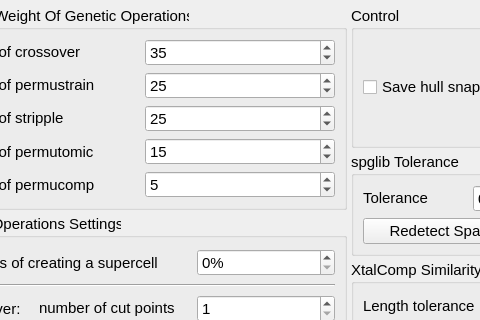
Qt form src/xtalopt/gui/tab_search.ui (xtalopt/XtalOpt) before a commit; both pictures show x 488 to 968 and y 0 to 320 of the 1082 by 620 pixel window.
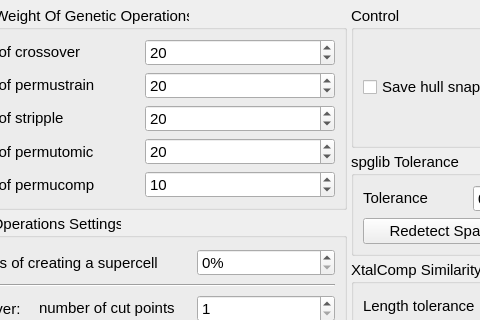
The same form after that commit.

```diff
--- a/src/xtalopt/gui/tab_search.ui
+++ b/src/xtalopt/gui/tab_search.ui
@@ -726,7 +726,7 @@
              <number>999</number>
             </property>
             <property name="value">
-             <number>5</number>
+             <number>10</number>
             </property>
            </widget>
           </item>
@@ -768,7 +768,7 @@
              <number>999</number>
             </property>
             <property name="value">
-             <number>25</number>
+             <number>20</number>
             </property>
            </widget>
           </item>
@@ -805,7 +805,7 @@
              <number>999</number>
             </property>
             <property name="value">
-             <number>25</number>
+             <number>20</number>
             </property>
            </widget>
           </item>
@@ -915,7 +915,7 @@
              <number>999</number>
             </property>
             <property name="value">
-             <number>15</number>
+             <number>20</number>
             </property>
            </widget>
           </item>
@@ -945,7 +945,7 @@
              <number>999</number>
             </property>
             <property name="value">
-             <number>35</number>
+             <number>20</number>
             </property>
            </widget>
           </item>
```
Left out of the diff: 58 changed lines with no effect on the pictures.
